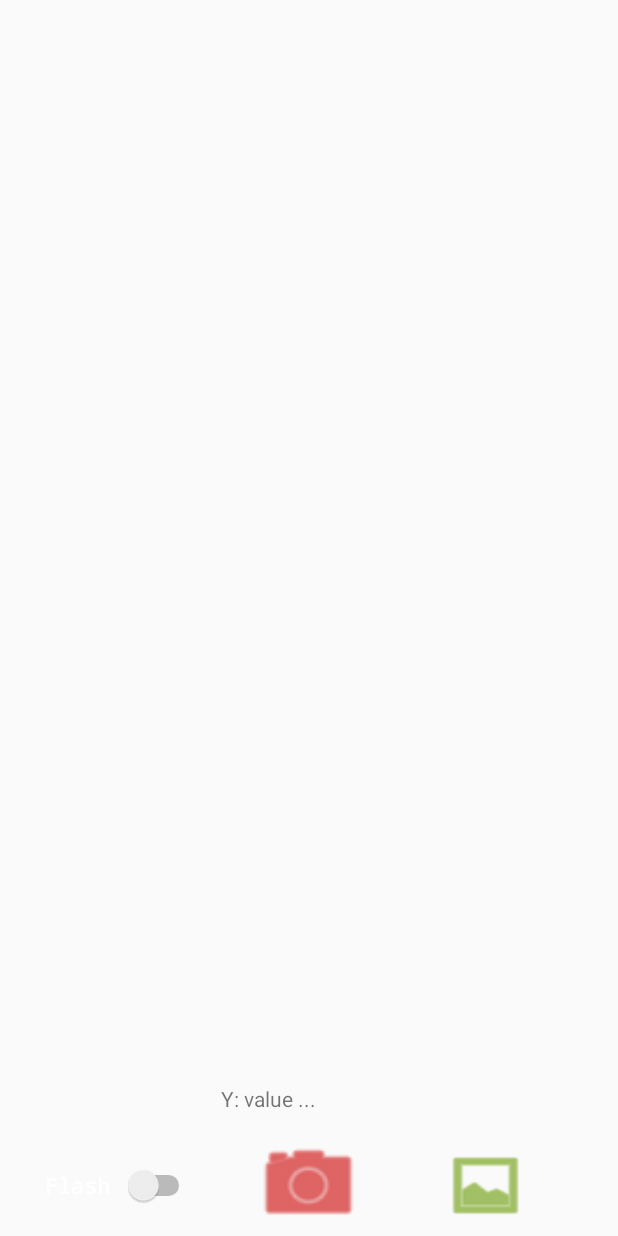
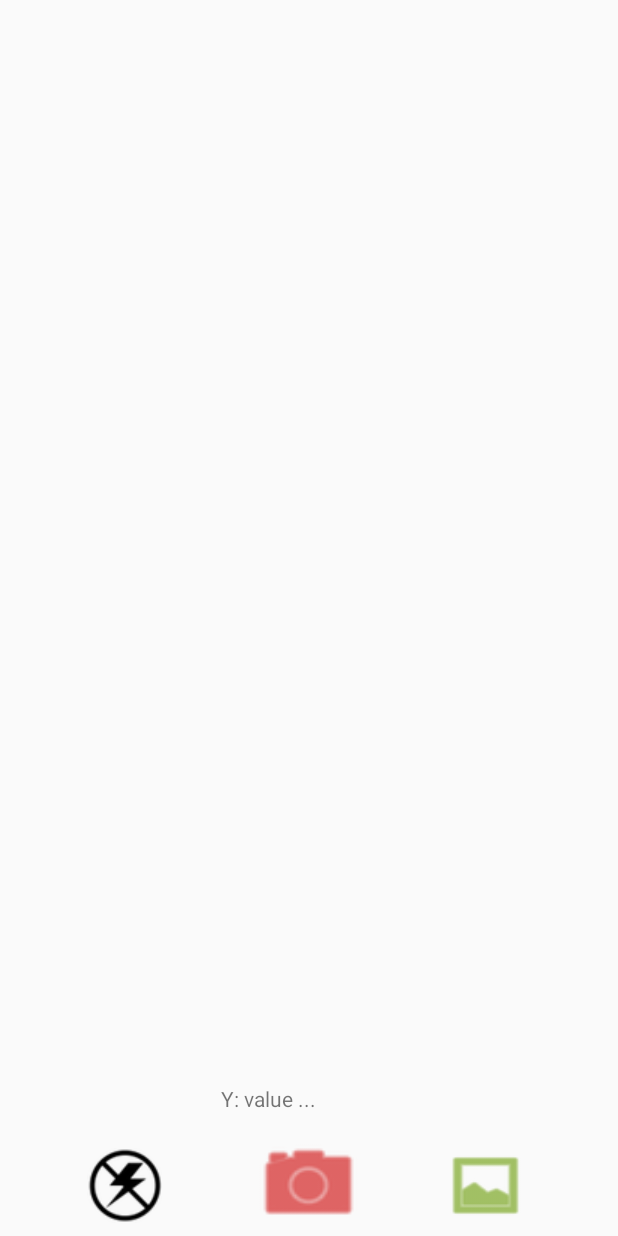
Before and after one commit to radugoada/StillCam, an Android app: the layout activity_main.xml on its own in the app's theme, with its tools: preview values and no code run, on a phone screen of 412 x 824 dp. Run offline under Robolectric (Android 15) with nearby library versions, the phone set to English and light mode, and no system bars.

Commit message:
Add png transparent flashlight images and set new feature to access the Cameras's flash using ON/OFF switch imageButton

```diff
--- a/app/src/main/AndroidManifest.xml
+++ b/app/src/main/AndroidManifest.xml
@@ -3,7 +3,7 @@
     package="com.company.radugoada.stillcam">
 
     <uses-permission android:name="android.permission.CAMERA"></uses-permission>
-
+    <uses-feature android:name="android.hardware.Camera"></uses-feature>
     <application
         android:allowBackup="true"
         android:icon="@mipmap/ic_launcher"
--- a/app/src/main/res/layout/activity_main.xml
+++ b/app/src/main/res/layout/activity_main.xml
@@ -38,19 +38,6 @@
         android:background="@android:drawable/ic_menu_gallery"
         android:backgroundTint="@android:color/holo_green_dark" />
 
-    <Switch
-        android:id="@+id/switch1"
-        android:layout_width="wrap_content"
-        android:layout_height="wrap_content"
-        android:layout_alignBaseline="@+id/button2"
-        android:layout_alignBottom="@+id/button2"
-        android:layout_alignParentStart="true"
-        android:layout_marginStart="30dp"
-        android:fontFamily="monospace"
-        android:text="Flash "
-        android:textColor="@android:color/background_light"
-        android:textStyle="bold" />
-
     <TextView
         android:id="@+id/textView"
         android:layout_width="117dp"
@@ -59,4 +46,14 @@
         android:layout_centerHorizontal="true"
         android:text="Y: value ..." />
 
+    <ImageButton
+        android:id="@+id/imageButton2"
+        android:background="@null"
+        android:layout_width="50dp"
+        android:layout_height="50dp"
+        android:layout_alignTop="@+id/button2"
+        android:layout_marginEnd="39dp"
+        android:layout_toStartOf="@+id/textView"
+        app:srcCompat="@drawable/flash_OFF" />
+
 </RelativeLayout>
```
Also changed, not shown: app/src/main/res/drawable/flash_OFF.png (added), app/src/main/res/drawable/flash_ON.png (added).
